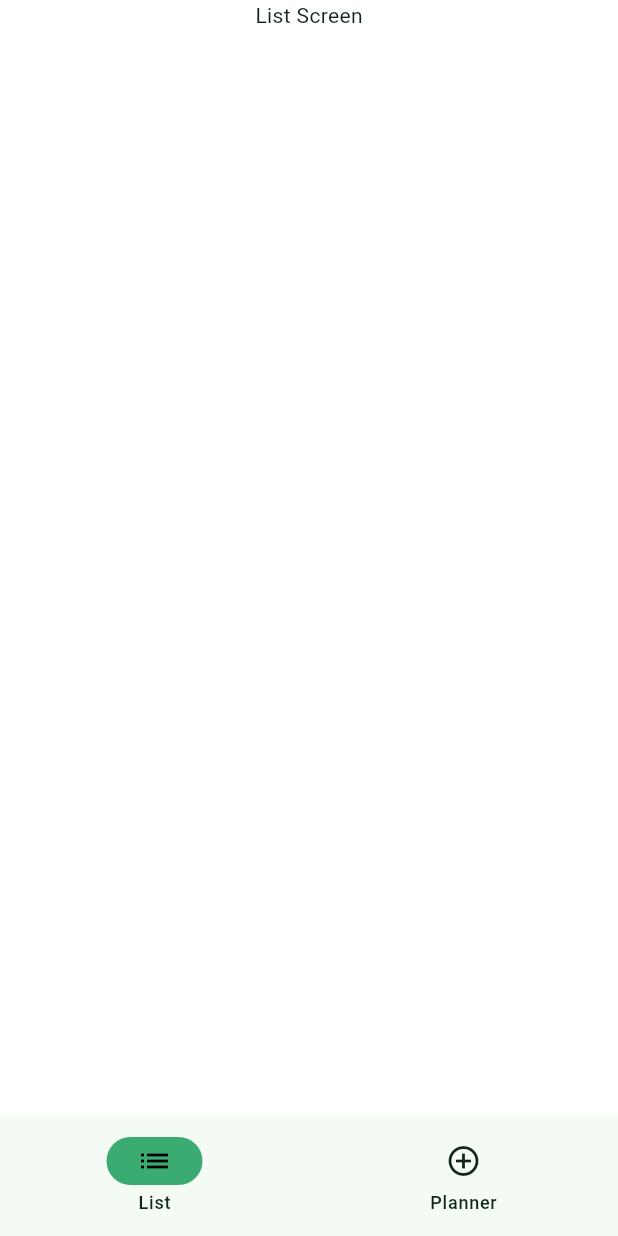
After one commit to Miki0035/flutter_grocify, a Flutter app: the BottomNav screen opened directly, on a phone screen of 412 x 824 dp. The commit adds this screen. Run offline on Flutter 3.47's test engine with Material 3 defaults, Android fonts, the phone set to English and light mode, and no system bars; our stand-ins replace fpdart.

Commit message:
feat: start bottomnav

```diff
--- /dev/null
+++ b/lib/core/common/widgets/bottom_nav.dart
@@ -0,0 +1,37 @@
+import 'package:flutter/material.dart';
+import 'package:grocify/features/insights/presentation/screens/insight_screen.dart';
+import 'package:grocify/features/list/presentation/screens/list_screen.dart';
+import 'package:grocify/features/planner/presentation/screens/planner_screen.dart';
+
+class BottomNav extends StatefulWidget {
+  const BottomNav({super.key});
+
+  @override
+  State<BottomNav> createState() => _BottomNavState();
+}
+
+class _BottomNavState extends State<BottomNav> {
+  int _currentPageIndex = 0;
+
+  final _screens = [ListScreen(), PlannerScreen(), InsightScreen()];
+
+  @override
+  Widget build(BuildContext context) {
+    return Scaffold(
+      bottomNavigationBar: NavigationBar(
+        onDestinationSelected: (value) => setState(() {
+          _currentPageIndex = value;
+        }),
+        destinations: [
+          NavigationDestination(icon: Icon(Icons.list), label: "List"),
+          NavigationDestination(
+            icon: Icon(Icons.add_circle_outline),
+            label: "Planner",
+          ),
+        ],
+      ),
+
+      body: _screens[_currentPageIndex],
+    );
+  }
+}
--- a/lib/core/themes/theme.dart
+++ b/lib/core/themes/theme.dart
@@ -14,6 +14,10 @@ class GrocifyTheme {
       error: GrocifyLightColors.error,
       onSurface: GrocifyLightColors.textPrimary,
     ),
+    bottomNavigationBarTheme: BottomNavigationBarThemeData(
+      selectedItemColor: GrocifyBrand.greenLight,
+      unselectedItemColor: GrocifyLightColors.background,
+    ),
   );
 
   static ThemeData dark = ThemeData(
@@ -28,5 +32,9 @@ class GrocifyTheme {
       error: GrocifyDarkColors.error,
       onSurface: GrocifyDarkColors.textPrimary,
     ),
+    bottomNavigationBarTheme: BottomNavigationBarThemeData(
+      selectedItemColor: GrocifyBrand.greenLight,
+      unselectedItemColor: GrocifyLightColors.background,
+    ),
   );
 }
--- a/lib/features/auth/presentation/screens/login_screen.dart
+++ b/lib/features/auth/presentation/screens/login_screen.dart
@@ -1,5 +1,6 @@
 import 'package:flutter/material.dart';
 import 'package:flutter/widget_previews.dart';
+import 'package:grocify/core/common/widgets/bottom_nav.dart';
 import 'package:grocify/core/constants/colors.dart';
 import 'package:grocify/core/constants/images.dart';
 import 'package:grocify/features/auth/presentation/widgets/login_button.dart';
@@ -95,7 +96,11 @@ class LoginScreen extends StatelessWidget {
                             GLoginButton(
                               buttonText: 'Continue with Google',
                               icon: GImages.google,
+                              onTap: () => MaterialPageRoute(
+                                builder: (context) => BottomNav(),
+                              ),
                             ),
+
                             SizedBox(height: 16.0),
                             GLoginButton(
                               buttonText: 'Continue with Github',
--- /dev/null
+++ b/lib/features/list/presentation/screens/list_screen.dart
@@ -0,0 +1,10 @@
+import 'package:flutter/material.dart';
+
+class ListScreen extends StatelessWidget {
+  const ListScreen({super.key});
+
+  @override
+  Widget build(BuildContext context) {
+    return const Column(children: [Center(child: Text('List Screen'))]);
+  }
+}
```
Also changed, not shown: lib/features/insights/presentation/screens/insight_screen.dart (added, +10 -0 lines), lib/features/planner/presentation/screens/planner_screen.dart (added, +10 -0 lines).
